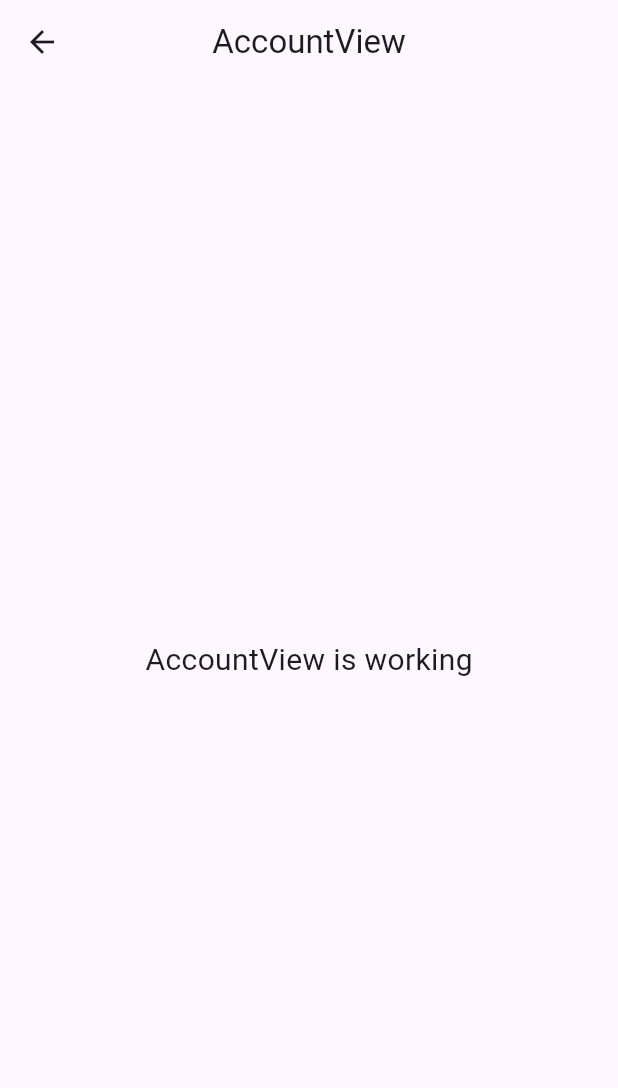
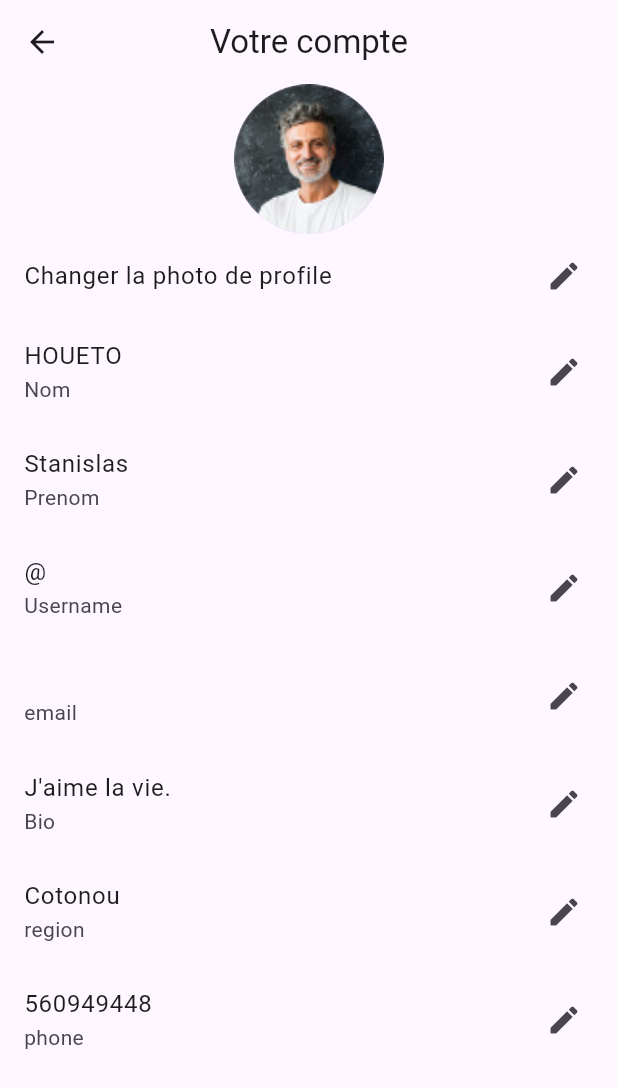
Before and after one commit to Fructueux-san/agrimarket-mobile, a Flutter app: the AccountView screen opened by its route, on a phone screen of 412 x 824 dp. Shown: the top 1088 px of the screen. Run offline on Flutter 3.47's test engine with Material 3 defaults, Android fonts, the phone set to English and light mode, and no system bars; our stand-ins replace get, shared_preferences; accounts and stored records are empty.

Commit message:
feat: elements de bases de la page de compte (profile)

```diff
--- a/lib/app/modules/account/views/account_view.dart
+++ b/lib/app/modules/account/views/account_view.dart
@@ -1,23 +1,98 @@
 import 'package:flutter/material.dart';
-
 import 'package:get/get.dart';
+import 'package:mobile/app/services/storage_service.dart';
 
 import '../controllers/account_controller.dart';
 
 class AccountView extends GetView<AccountController> {
-  const AccountView({super.key});
+  AccountView({super.key});
+  final storage = Get.find<StorageService>();
   @override
   Widget build(BuildContext context) {
     return Scaffold(
       appBar: AppBar(
-        title: const Text('AccountView'),
+        title: const Text('Votre compte'),
         centerTitle: true,
       ),
-      body: const Center(
-        child: Text(
-          'AccountView is working',
-          style: TextStyle(fontSize: 20),
-        ),
+      body: SingleChildScrollView(
+        child: Column(children: [
+          SizedBox(
+            height: 100,
+            width: 100,
+            child: CircleAvatar(
+              backgroundImage: AssetImage("images/avatar.png"),
+            ),
+          ),
+          ListTile(
+            title: const Text("Changer la photo de profile"),
+            trailing: const Icon(Icons.mode_edit),
+            onTap: () async {},
+          ),
+          ListTile(
+            title: Text("HOUETO"),
+            subtitle: Text("Nom"),
+            trailing: const Icon(Icons.mode_edit),
+            onTap: () {
+              //showDialogToModify("surname", value: data["surname"]);
+              //setState(() {});
+            },
+          ),
+          ListTile(
+            title: Text("Stanislas"),
+            subtitle: Text("Prenom"),
+            trailing: const Icon(Icons.mode_edit),
+            onTap: () {
+              //showDialogToModify("name", value: data['name']);
+              //setState(() {});
+            },
+          ),
+          ListTile(
+            title: Text("@${storage.getKeyValue("username")}"),
+            subtitle: Text("Username"),
+            trailing: const Icon(Icons.mode_edit),
+            onTap: () {
+              //showDialogToModify("username", value: data['username']);
+              //setState(() {});
+            },
+          ),
+          ListTile(
+            title: Text(storage.getKeyValue("email")),
+            subtitle: Text("email"),
+            trailing: const Icon(Icons.mode_edit),
+            onTap: () {
+              //showDialogToModify("email", value: data['email']);
+              //setState(() {});
+            },
+          ),
+          ListTile(
+            title: Text("J'aime la vie."),
+            subtitle: Text("Bio"),
+            trailing: const Icon(Icons.mode_edit),
+            onTap: () {
+              //showDialogToModify("email", value: data['email']);
+              //setState(() {});
+            },
+          ),
+          ListTile(
+            title: Text("Cotonou"),
+            subtitle: Text("region"),
+            trailing: const Icon(Icons.mode_edit),
+            onTap: () {
+              //showDialogToModify("region", value: data['region']);
+              //fetchData();
+              //setState(() {});
+            },
+          ),
+          ListTile(
+            title: Text("560949448"),
+            subtitle: Text("phone"),
+            trailing: const Icon(Icons.mode_edit),
+            onTap: () {
+              //showDialogToModify("phone", value: data["phone"]);
+              //setState(() {});
+            },
+          ),
+        ]),
       ),
     );
   }
--- a/lib/app/routes/app_pages.dart
+++ b/lib/app/routes/app_pages.dart
@@ -56,7 +56,7 @@ class AppPages {
     ),
     GetPage(
       name: _Paths.ACCOUNT,
-      page: () => const AccountView(),
+      page: () => AccountView(),
       binding: AccountBinding(),
     ),
     GetPage(
```
